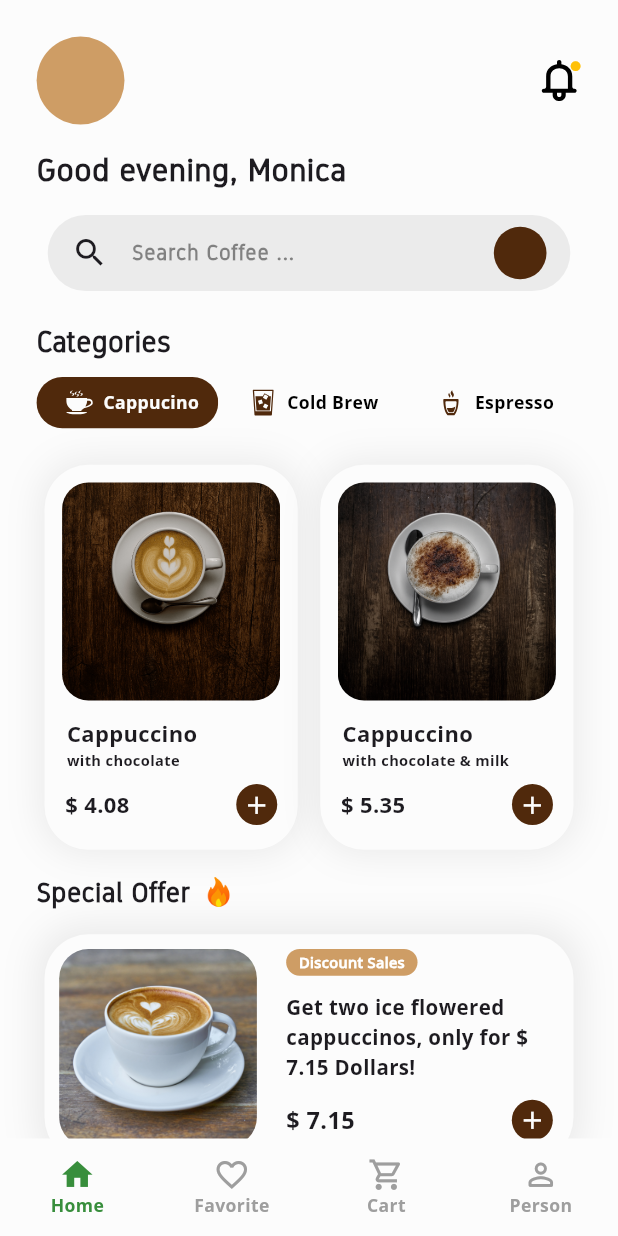
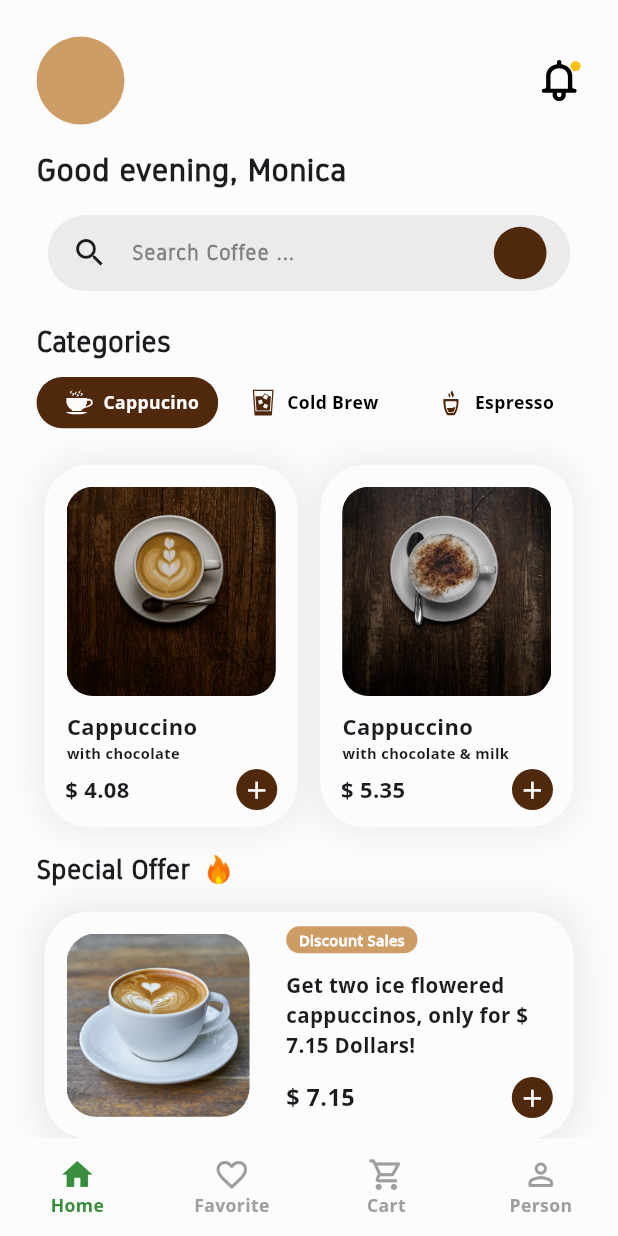
Before and after one commit to AmirRezaAlami/design-to-code-2, a Flutter app: the HomeScreen screen opened directly, on a phone screen of 412 x 824 dp. Run offline on Flutter 3.47's test engine with Material 3 defaults, Android fonts, the phone set to English and light mode, and no system bars; drawn by our look-alikes of extended_image; our stand-ins replace blurrycontainer, flutter_screenutil, flutter_svg, get.

Commit message:
Resize product cards and special offer layout

```diff
--- a/lib/views/screens/home_screen.dart
+++ b/lib/views/screens/home_screen.dart
@@ -246,7 +246,7 @@ class HomeScreen extends StatelessWidget {
             crossAxisCount: 2,
             mainAxisSpacing: 30,
             crossAxisSpacing: 15,
-            childAspectRatio: 155.w / 255.h,
+            childAspectRatio: 155.w / 240.h,
           ),
           itemBuilder: (context, index) {
             return ProductCardWidget(
--- a/lib/views/widgets/product_card_widget.dart
+++ b/lib/views/widgets/product_card_widget.dart
@@ -33,7 +33,7 @@ class ProductCardWidget extends StatelessWidget {
         );
       },
       child: Container(
-        height: 250.h,
+        height: 240.h,
         width: 155.w,
         decoration: BoxDecoration(
           color: Palette.white,
@@ -51,7 +51,8 @@ class ProductCardWidget extends StatelessWidget {
           mainAxisAlignment: MainAxisAlignment.start,
           children: [
             Padding(
-              padding: EdgeInsets.all(12.r),
+              padding:
+                  EdgeInsets.only(top: 15, left: 15, right: 15, bottom: 10).r,
               child: AspectRatio(
                 aspectRatio: 1,
                 child: ClipRRect(
--- a/lib/views/widgets/special_offer_widget.dart
+++ b/lib/views/widgets/special_offer_widget.dart
@@ -30,7 +30,7 @@ class SpecialOfferWidget extends StatelessWidget {
           crossAxisAlignment: CrossAxisAlignment.stretch,
           children: [
             Padding(
-              padding: EdgeInsets.all(10.r),
+              padding: EdgeInsets.all(15.r),
               child: AspectRatio(
                 aspectRatio: 1,
                 child: ClipRRect(
```
